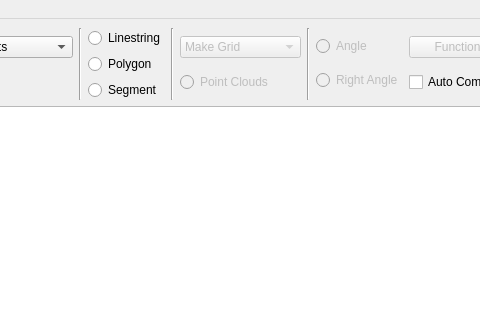
csekri/tkzgeom, file main.ui: the form before one commit; both pictures show x 224 to 704 and y 0 to 320 of the 1251 by 711 pixel window.
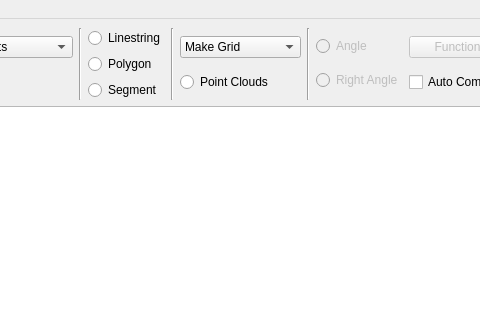
The form after the commit. The open tabs and pages were chosen to show the change. Icons and pictures are not drawn.

What changed in the file:
```diff
--- a/main.ui
+++ b/main.ui
@@ -250,7 +250,7 @@
             <item>
              <widget class="QComboBox" name="circle_combo_2">
               <property name="enabled">
-               <bool>false</bool>
+               <bool>true</bool>
               </property>
               <property name="focusPolicy">
                <enum>Qt::NoFocus</enum>
@@ -285,7 +285,7 @@
             <item>
              <widget class="QRadioButton" name="circle_radio_2">
               <property name="enabled">
-               <bool>false</bool>
+               <bool>true</bool>
               </property>
               <property name="focusPolicy">
                <enum>Qt::NoFocus</enum>
```
Left out of the diff: 13 changed lines with no effect on the pictures.
